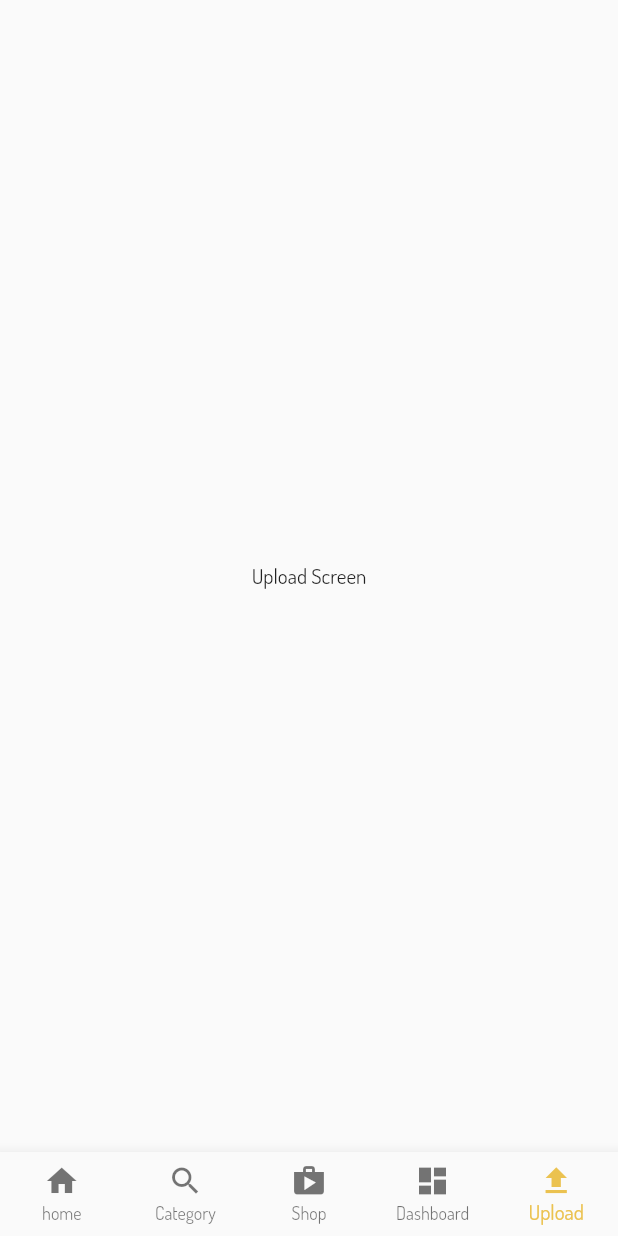
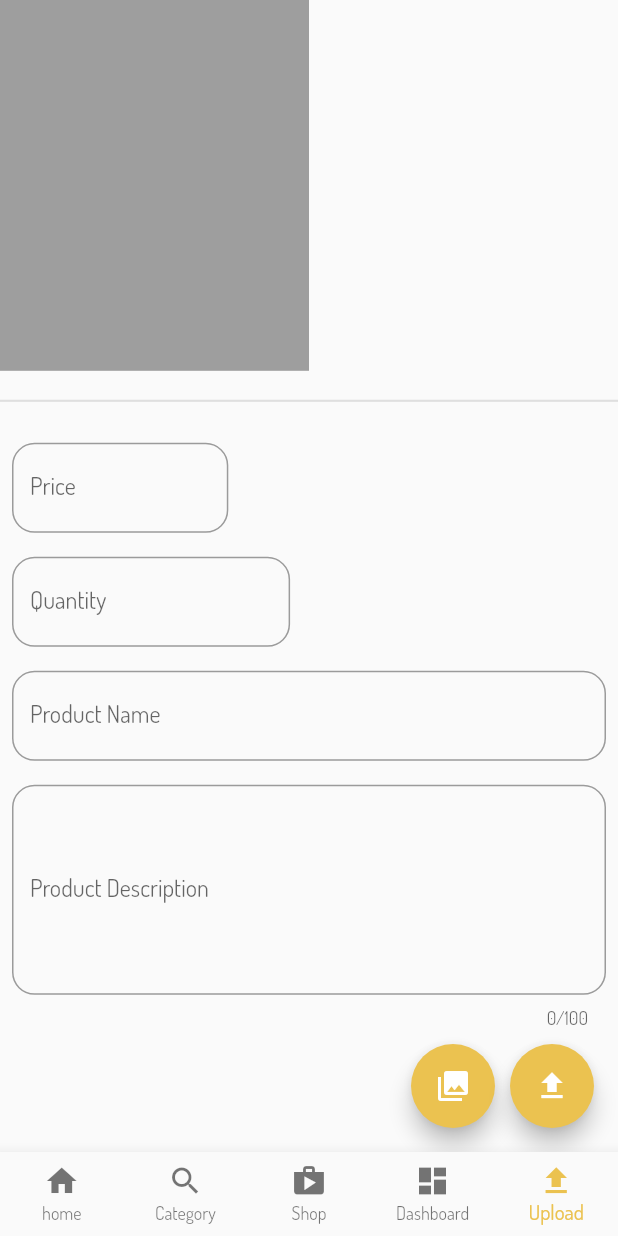
Before and after one commit to Hou-Yooni/yooni-flutter-frist, a Flutter app: the SellerHomeScreen screen opened by its route, item 5 of the bottom bar chosen, on a phone screen of 412 x 824 dp. Run offline on Flutter 3.47's test engine with Material 2 defaults, Android fonts, the phone set to English and light mode, and no system bars; our stand-ins replace cloud_firestore, firebase_auth, firebase_core, firebase_storage, image_picker; accounts and stored records are empty.

Commit message:
feat: create uploadProduct

```diff
--- a/lib/views/dashboard_screen.dart
+++ b/lib/views/dashboard_screen.dart
@@ -2,8 +2,6 @@ import 'package:flutter/material.dart';
 
 // ignore: use_key_in_widget_constructors
 class DashboardScreen extends StatefulWidget {
-  static const String routeName = 'DashboardScreen';
-
   @override
   State<DashboardScreen> createState() => _DashboardScreenState();
 }
--- a/lib/views/seller_home_screen.dart
+++ b/lib/views/seller_home_screen.dart
@@ -4,6 +4,7 @@ import 'package:flutter/material.dart';
 import 'package:flutter_project/views/category_screen.dart';
 import 'package:flutter_project/views/dashboard_screen.dart';
 import 'package:flutter_project/views/home_screen.dart';
+import 'package:flutter_project/views/upload_product.dart';
 
 class SellerHomeScreen extends StatefulWidget {
   //靜態全局變量 靜態局部變量只會被初始化一次，下次使用依據上一次保存的值
@@ -24,7 +25,7 @@ class _SellerHomeScreenState extends State<SellerHomeScreen> {
     CategoryScreen(),
     Center(child: Text('Shop Screen')),
     DashboardScreen(),
-    Center(child: Text('Upload Screen')),
+    UploadProductScreen()
   ];
 
   @override
--- /dev/null
+++ b/lib/views/upload_product.dart
@@ -0,0 +1,231 @@
+// ignore_for_file: use_key_in_widget_constructors, void_checks, avoid_print
+
+import 'dart:io';
+
+import 'package:flutter/material.dart';
+import 'package:flutter_project/controllers/snack_bar_controllers.dart';
+import 'package:image_picker/image_picker.dart';
+
+class UploadProductScreen extends StatefulWidget {
+  @override
+  State<UploadProductScreen> createState() => _UploadProductScreenState();
+}
+
+class _UploadProductScreenState extends State<UploadProductScreen> {
+  final GlobalKey<FormState> _formKey = GlobalKey<FormState>();
+  final ImagePicker _picker = ImagePicker();
+
+  late double price;
+  late int quantity;
+  late String productName;
+  late String productDescription;
+  List<XFile>? imageList = [];
+
+  void pickProductImages() async {
+    try {
+      final pickedImages = await _picker.pickMultiImage(
+        maxHeight: 300,
+        maxWidth: 300,
+        imageQuality: 100,
+      );
+      setState(() {
+        imageList = pickedImages!;
+      });
+    } catch (e) {
+      print(e);
+    }
+  }
+
+  Widget displayImages() {
+    return ListView.builder(
+        scrollDirection: Axis.horizontal,
+        itemCount: imageList!.length,
+        itemBuilder: (context, index) {
+          return Image.file(File(imageList![index].path));
+        });
+  }
+
+  @override
+  Widget build(BuildContext context) {
+    return Scaffold(
+      body: SafeArea(
+        child: SingleChildScrollView(
+          child: Form(
+            key: _formKey,
+            child: Column(
+              crossAxisAlignment: CrossAxisAlignment.start,
+              children: [
+                Row(
+                  children: [
+                    Container(
+                      height: MediaQuery.of(context).size.height * 0.3,
+                      width: MediaQuery.of(context).size.width * 0.5,
+                      color: Colors.grey,
+                      child: Center(
+                        child: imageList != null
+                            ? displayImages()
+                            : const Text(
+                                'You Have not \n \n Picked any Images',
+                                style: TextStyle(
+                                  fontSize: 15,
+                                ),
+                              ),
+                      ),
+                    ),
+                  ],
+                ),
+                const SizedBox(
+                  height: 40,
+                  child: Divider(
+                    color: Color.fromARGB(255, 223, 223, 223),
+                    thickness: 1.4,
+                  ),
+                ),
+                Padding(
+                  padding: const EdgeInsets.all(8.0),
+                  child: SizedBox(
+                    width: MediaQuery.of(context).size.width * 0.35,
+                    child: TextFormField(
+                      keyboardType: TextInputType.number,
+                      validator: (value) {
+                        if (value!.isEmpty) {
+                          return 'Please Price must not be empty';
+                        } else {
+                          return null;
+                        }
+                      },
+                      decoration: InputDecoration(
+                        labelText: 'Price',
+                        hintText: 'Price',
+                        border: OutlineInputBorder(
+                          borderRadius: BorderRadius.circular(15),
+                        ),
+                      ),
+                      onChanged: (value) {
+                        price = double.parse(value);
+                      },
+                    ),
+                  ),
+                ),
+                Padding(
+                  padding: const EdgeInsets.all(8.0),
+                  child: SizedBox(
+                    width: MediaQuery.of(context).size.width * 0.45,
+                    child: TextFormField(
+                      keyboardType: TextInputType.number,
+                      validator: (value) {
+                        if (value!.isEmpty) {
+                          return 'Please Quantity must not be empty';
+                        } else {
+                          return null;
+                        }
+                      },
+                      decoration: InputDecoration(
+                        labelText: 'Quantity',
+                        hintText: 'Add Quantity',
+                        border: OutlineInputBorder(
+                          borderRadius: BorderRadius.circular(15),
+                        ),
+                      ),
+                      onChanged: (value) {
+                        quantity = int.parse(value);
+                      },
+                    ),
+                  ),
+                ),
+                Padding(
+                  padding: const EdgeInsets.all(8.0),
+                  child: SizedBox(
+                    width: MediaQuery.of(context).size.width,
+                    child: TextFormField(
+                      validator: (value) {
+                        if (value!.isEmpty) {
+                          return 'Please Product Name must not be empty';
+                        } else {
+                          return null;
+                        }
+                      },
+                      decoration: InputDecoration(
+                        labelText: 'Product Name',
+                        hintText: 'Enter Product Name',
+                        border: OutlineInputBorder(
+                          borderRadius: BorderRadius.circular(15),
+                        ),
+                      ),
+                      onChanged: (value) {
+                        productName = value;
+                      },
+                    ),
+                  ),
+                ),
+                Padding(
+                  padding: const EdgeInsets.all(8.0),
+                  child: SizedBox(
+                    width: MediaQuery.of(context).size.width,
+                    child: TextFormField(
+                      validator: (value) {
+                        if (value!.isEmpty) {
+                          return 'Please Product Description must not be empty';
+                        } else {
+                          return null;
+                        }
+                      },
+                      maxLength: 100,
+                      maxLines: 5,
+                      decoration: InputDecoration(
+                        labelText: 'Product Description',
+                        hintText: 'Enter Product Description',
+                        border: OutlineInputBorder(
+                          borderRadius: BorderRadius.circular(15),
+                        ),
+                      ),
+                      onChanged: (value) {
+                        productDescription = value;
+                      },
+                    ),
+                  ),
+                ),
+              ],
+            ),
+          ),
+        ),
+      ),
+      floatingActionButton: Row(
+        mainAxisAlignment: MainAxisAlignment.end,
+        children: [
+          Padding(
+            padding: const EdgeInsets.only(right: 10),
+            child: FloatingActionButton(
+              onPressed: () {
+                pickProductImages();
+              },
+              backgroundColor: const Color.fromARGB(255, 235, 194, 80),
+              child: const Icon(
+                Icons.photo_library,
+              ),
+            ),
+          ),
+          FloatingActionButton(
+            onPressed: () {
+              if (_formKey.currentState!.validate()) {
+                print(price);
+                print(quantity);
+                print(productName);
+                print(productDescription);
+              } else {
+                return snackBar(
+                  'Please Fields Must not be left empty',
+                  context,
+                );
+              }
+            },
+            backgroundColor: const Color.fromARGB(255, 235, 194, 80),
+            child: const Icon(
+              Icons.upload,
+            ),
+          ),
+        ],
+      ),
+    );
+  }
+}
```
Also changed, not shown: lib/main.dart (+4 -3 lines).
